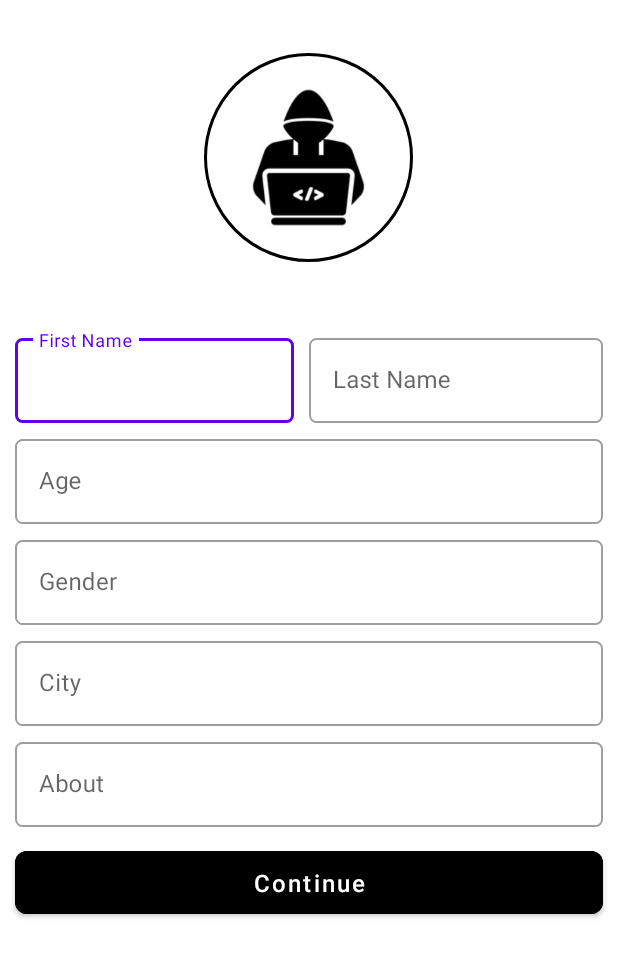
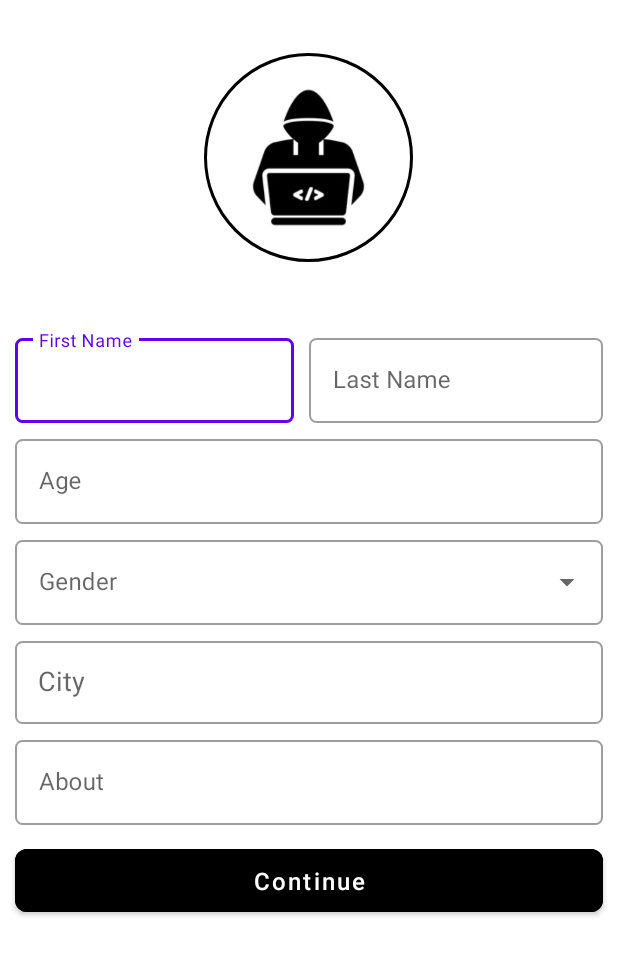
Before and after one commit to meemoworld/MajamaApp, an Android app: the screen it shows after launch (Account_Details), on a phone screen of 412 x 824 dp. Shown: the top 957 px of the screen. Run offline under Robolectric (Android 15) with nearby library versions, the phone set to English and light mode, and no system bars; our stand-ins replace CircleImageView.

Commit message:
Added Dropdown feature in gender and Fixed City input problem

```diff
--- a/app/src/main/java/com/memoworld/majama/User/Account_Details.java
+++ b/app/src/main/java/com/memoworld/majama/User/Account_Details.java
@@ -1,12 +1,14 @@
 package com.memoworld.majama.User;
 
 import android.app.Dialog;
+import android.content.res.Resources;
 import android.os.Bundle;
 import android.text.Editable;
 import android.text.TextWatcher;
 import android.view.View;
 import android.widget.AdapterView;
 import android.widget.ArrayAdapter;
+import android.widget.AutoCompleteTextView;
 import android.widget.EditText;
 import android.widget.ListView;
 
@@ -30,6 +32,20 @@ public class Account_Details extends AppCompatActivity {
     TextInputLayout inputFirstName, inputLastName, inputAge, inputGender, inputAbout, inputCity;
     ArrayList<String> listAll = new ArrayList<String>();
 
+
+//    Gender Dropdown function
+    @Override
+    protected void onPostResume() {
+        super.onPostResume();
+
+        String[] gender = new String[]{"Male", "Female" , "Others"};
+
+        ArrayAdapter adapter = new ArrayAdapter(this, R.layout.gender_dropdown , gender);
+
+        AutoCompleteTextView autoCompleteTextView = findViewById(R.id.autoCompleteText);
+        autoCompleteTextView.setAdapter(adapter);
+    }
+
     @Override
     protected void onCreate(Bundle savedInstanceState) {
         super.onCreate(savedInstanceState);
@@ -40,6 +56,10 @@ public class Account_Details extends AppCompatActivity {
         if (getSupportActionBar() != null)
             getSupportActionBar().hide();
 
+
+
+
+
         initialize();
 
         inputCity.getEditText().setOnClickListener(new View.OnClickListener() {
@@ -47,7 +67,7 @@ public class Account_Details extends AppCompatActivity {
             public void onClick(View v) {
                 dialog = new Dialog(Account_Details.this);
                 dialog.setContentView(R.layout.dialog_searchable_city);
-                dialog.getWindow().setLayout(650, 800);
+                dialog.getWindow().setLayout(850, 1000);
 //                dialog.getWindow().setBackgroundDrawable(new ColorDrawable(Color.TRANSPARENT));
                 dialog.show();
                 EditText editText = dialog.findViewById(R.id.editText_city_search);
--- a/app/src/main/res/layout/activity_account_details.xml
+++ b/app/src/main/res/layout/activity_account_details.xml
@@ -110,7 +110,7 @@
 
         <com.google.android.material.textfield.TextInputLayout
             android:id="@+id/input_gender_details"
-            style="@style/Widget.MaterialComponents.TextInputLayout.OutlinedBox"
+            style="@style/Widget.MaterialComponents.TextInputLayout.OutlinedBox.ExposedDropdownMenu"
             android:layout_width="match_parent"
             android:layout_height="wrap_content"
             android:layout_below="@+id/input_age_details"
@@ -123,10 +123,11 @@
             app:boxCornerRadiusTopEnd="5dp"
             app:boxCornerRadiusTopStart="5dp">
 
-            <com.google.android.material.textfield.TextInputEditText
+            <AutoCompleteTextView
+                android:id="@+id/autoCompleteText"
                 android:layout_width="match_parent"
                 android:layout_height="wrap_content"
-                android:inputType="text" />
+                android:inputType="none" />
 
         </com.google.android.material.textfield.TextInputLayout>
 
@@ -144,12 +145,14 @@
             app:boxCornerRadiusBottomStart="5dp"
             app:boxCornerRadiusTopEnd="5dp"
             app:boxCornerRadiusTopStart="5dp"
+
             app:endIconDrawable="@drawable/arrow_drop_down">
 
-            <com.google.android.material.textfield.TextInputEditText
+            <AutoCompleteTextView
                 android:layout_width="match_parent"
                 android:layout_height="wrap_content"
-                android:inputType="text" />
+                android:padding="15dp"
+                android:inputType="none" />
 
         </com.google.android.material.textfield.TextInputLayout>
 
```
Also changed, not shown: app/src/main/res/layout/gender_dropdown.xml (added, +9 -0 lines), app/src/main/res/values/strings.xml (+8 -0 lines).
